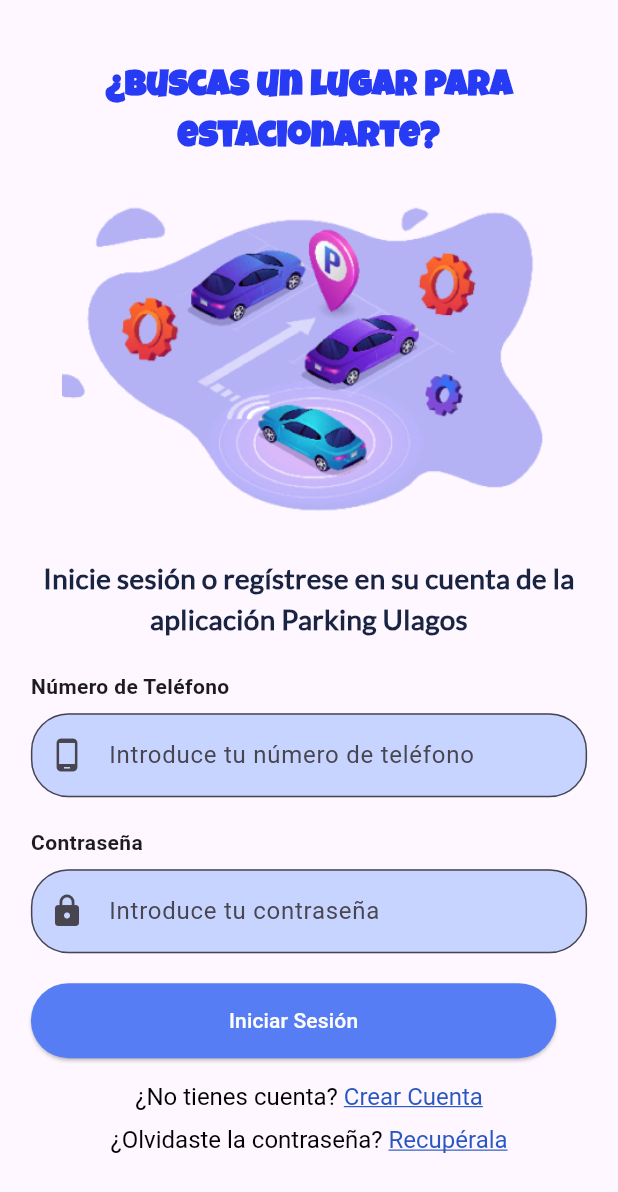
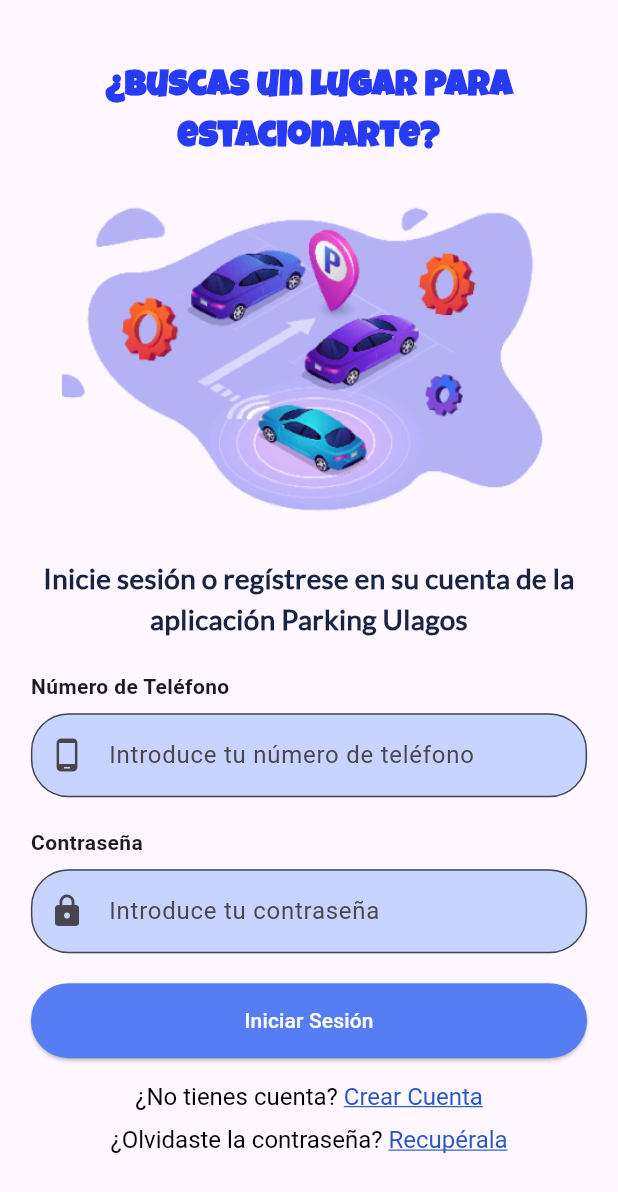
Before and after one commit to MassimoLarger/Projecto-Estacionamiento, a Flutter app: the screen it shows after launch, after a tap on "Iniciar", on a phone screen of 412 x 824 dp. Shown: the top 1192 px of the screen. Run offline on Flutter 3.47's test engine with Material 3 defaults, Android fonts, the light colour scheme and no system bars.

Commit message:
Actualizacion Iniciar Sesion

```diff
--- a/vistas/app_movil/lib/pantallas/iniciar_sesion.dart
+++ b/vistas/app_movil/lib/pantallas/iniciar_sesion.dart
@@ -90,7 +90,7 @@
                     style: ElevatedButton.styleFrom(
                       backgroundColor: const Color(0xFF567DF4),
                       foregroundColor: Colors.white,
-                      minimumSize: Size(screenSize.width * 0.85, 50), // Hace que el botón sea tan ancho como el 85% del ancho de la pantalla
+                      minimumSize: Size(screenSize.width * 0.90, 50), // Hace que el botón sea tan ancho como el 85% del ancho de la pantalla
                     ),
                     child: const Text('Iniciar Sesión'),
                   ),
```
